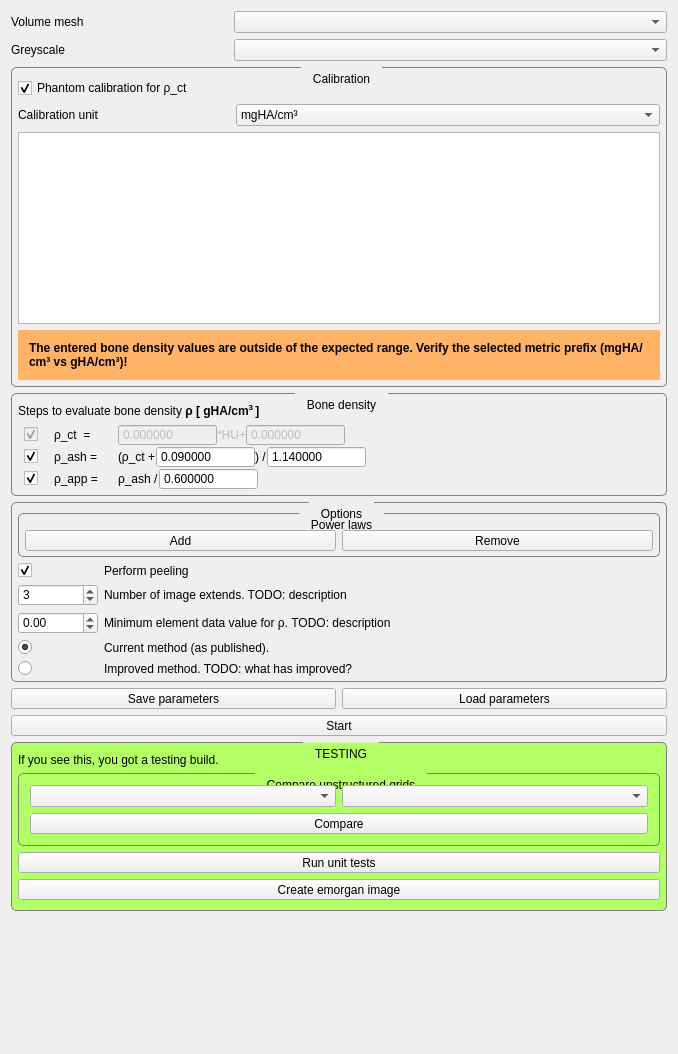
araex/mitk-gem, file Plugins/ch.zhaw.materialmapping/src/internal/MaterialMappingViewControls.ui: the form before one commit.
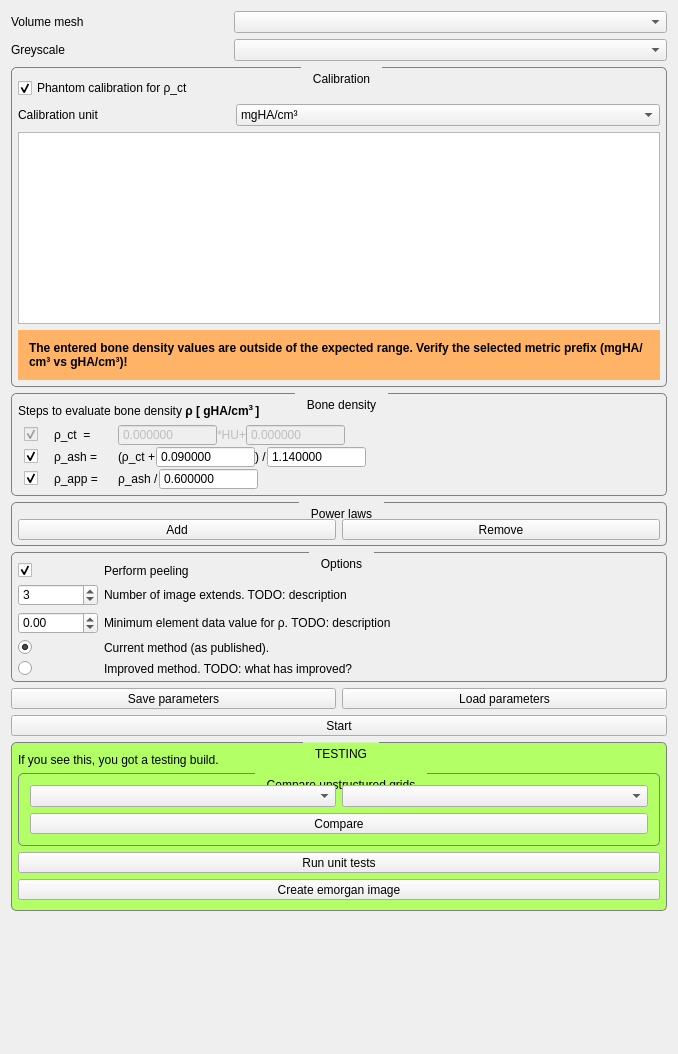
The form after the commit. Custom widgets are drawn as their Qt base class.

Commit message: removed nested power law group. closes #4

```diff
--- a/Plugins/ch.zhaw.materialmapping/src/internal/MaterialMappingViewControls.ui
+++ b/Plugins/ch.zhaw.materialmapping/src/internal/MaterialMappingViewControls.ui
@@ -106,12 +106,15 @@
         <x>0</x>
         <y>0</y>
         <width>678</width>
-        <height>1100</height>
+        <height>1068</height>
        </rect>
       </property>
       <layout class="QVBoxLayout" name="verticalLayout_15">
        <item>
         <layout class="QVBoxLayout" name="verticalLayout_2">
+         <property name="spacing">
+          <number>6</number>
+         </property>
          <property name="topMargin">
           <number>0</number>
          </property>
@@ -1123,27 +1126,6 @@
           </widget>
          </item>
          <item>
-          <widget class="QGroupBox" name="optionsGroup">
-           <property name="title">
-            <string>Options</string>
-           </property>
-           <property name="checkable">
-            <bool>false</bool>
-           </property>
-           <layout class="QVBoxLayout" name="verticalLayout_12">
-            <property name="leftMargin">
-             <number>6</number>
-            </property>
-            <property name="topMargin">
-             <number>10</number>
-            </property>
-            <property name="rightMargin">
-             <number>6</number>
-            </property>
-            <property name="bottomMargin">
-             <number>5</number>
-            </property>
-            <item>
              <widget class="QGroupBox" name="powerLawGroup">
               <property name="sizePolicy">
                <sizepolicy hsizetype="Preferred" vsizetype="Preferred">
@@ -1247,6 +1229,27 @@
               </layout>
              </widget>
             </item>
+         <item>
+          <widget class="QGroupBox" name="optionsGroup">
+           <property name="title">
+            <string>Options</string>
+           </property>
+           <property name="checkable">
+            <bool>false</bool>
+           </property>
+           <layout class="QVBoxLayout" name="verticalLayout_12">
+            <property name="leftMargin">
+             <number>6</number>
+            </property>
+            <property name="topMargin">
+             <number>10</number>
+            </property>
+            <property name="rightMargin">
+             <number>6</number>
+            </property>
+            <property name="bottomMargin">
+             <number>5</number>
+            </property>
             <item>
              <layout class="QGridLayout" name="optionsGridLayout">
               <property name="leftMargin">
```
Lines whose indentation alone changed are shown as unchanged.
